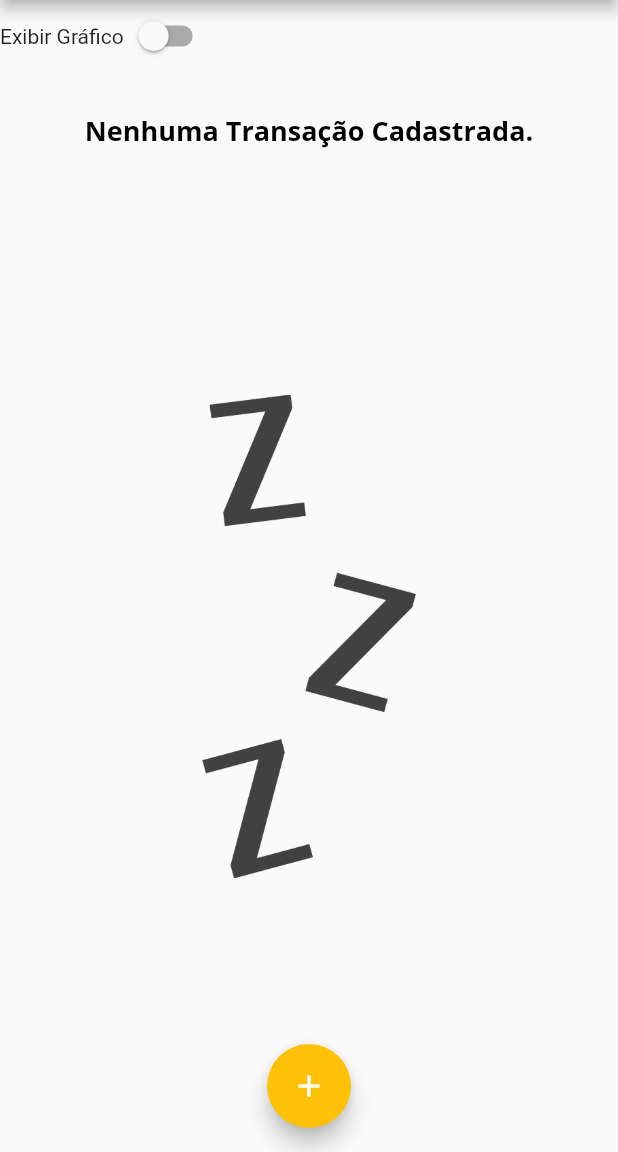
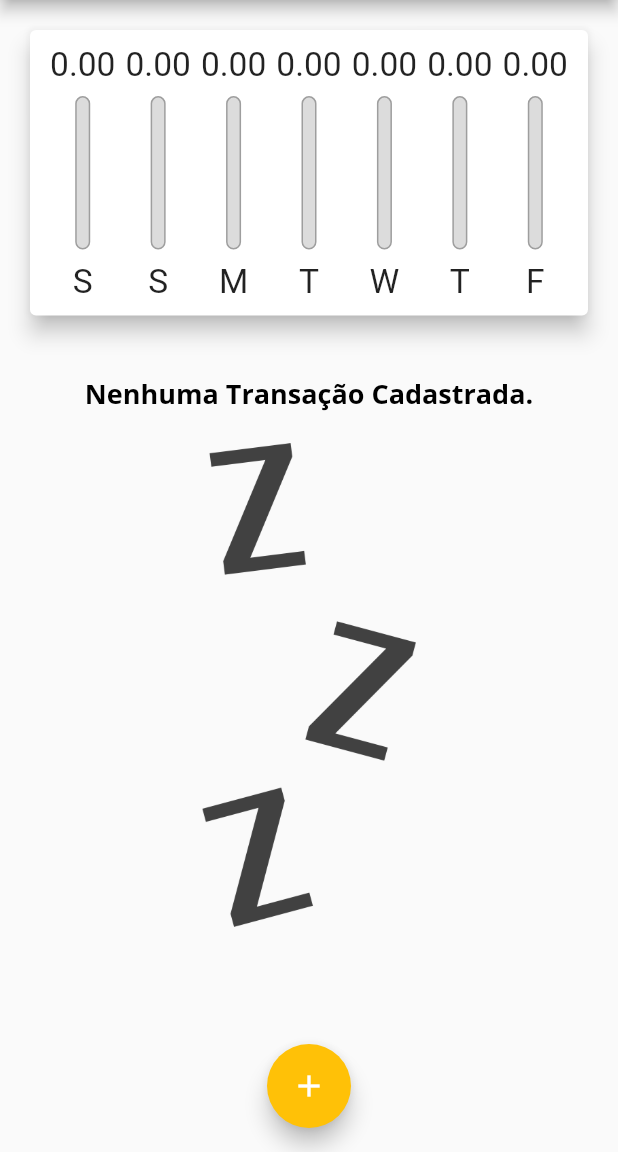
Before and after one commit to portelaoliveira/expenses, a Flutter app: the screen it shows after launch, on a phone screen of 412 x 824 dp, the part 84-1236 px from its top. Run offline on Flutter 3.47's test engine with Material 2 defaults, Android fonts, the phone set to English and light mode, and no system bars.

Commit message:
Modo paisagem#03.

```diff
--- a/lib/components/transaction_list.dart
+++ b/lib/components/transaction_list.dart
@@ -17,17 +17,14 @@ class TransactionList extends StatelessWidget {
               return Column(
                 children: <Widget>[
                   SizedBox(
-                    height: constraints.maxHeight * 0.05,
+                    height: 20,
                   ),
-                  Container(
-                    height: constraints.maxHeight * 0.30,
-                    child: Text(
-                      'Nenhuma Transação Cadastrada.',
-                      style: Theme.of(context).textTheme.headline6,
-                    ),
+                  Text(
+                    'Nenhuma Transação Cadastrada.',
+                    style: Theme.of(context).textTheme.headline6,
                   ),
                   SizedBox(
-                    height: constraints.maxHeight * 0.05,
+                    height: 20,
                   ),
                   Container(
                     height: constraints.maxHeight * 0.6,
--- a/lib/main.dart
+++ b/lib/main.dart
@@ -99,6 +99,9 @@ class _MyHomePageState extends State<MyHomePage> {
 
   @override
   Widget build(BuildContext context) {
+    bool isLandscape =
+        MediaQuery.of(context).orientation == Orientation.landscape;
+
     final appBar = AppBar(
       title: Text('Despesas Pessoais'),
       actions: [
@@ -118,6 +121,7 @@ class _MyHomePageState extends State<MyHomePage> {
         child: Column(
           crossAxisAlignment: CrossAxisAlignment.stretch,
           children: <Widget>[
+            if (isLandscape)
               Row(
                 crossAxisAlignment: CrossAxisAlignment.center,
                 children: <Widget>[
@@ -134,12 +138,13 @@ class _MyHomePageState extends State<MyHomePage> {
                   ),
                 ],
               ),
-            _showChart
-                ? Container(
+            if (_showChart || !isLandscape)
+              Container(
                 child: Chart(_recentTransactions),
-                    height: availableHeight * 0.30,
-                  )
-                : Container(
+                height: availableHeight * (isLandscape ? 0.7 : 0.30),
+              ),
+            if (!_showChart || !isLandscape)
+              Container(
                 height: availableHeight * 0.70,
                 child: TransactionList(_transactions, _removeTransaction),
               ),
```
Lines whose indentation alone changed are shown as unchanged.
